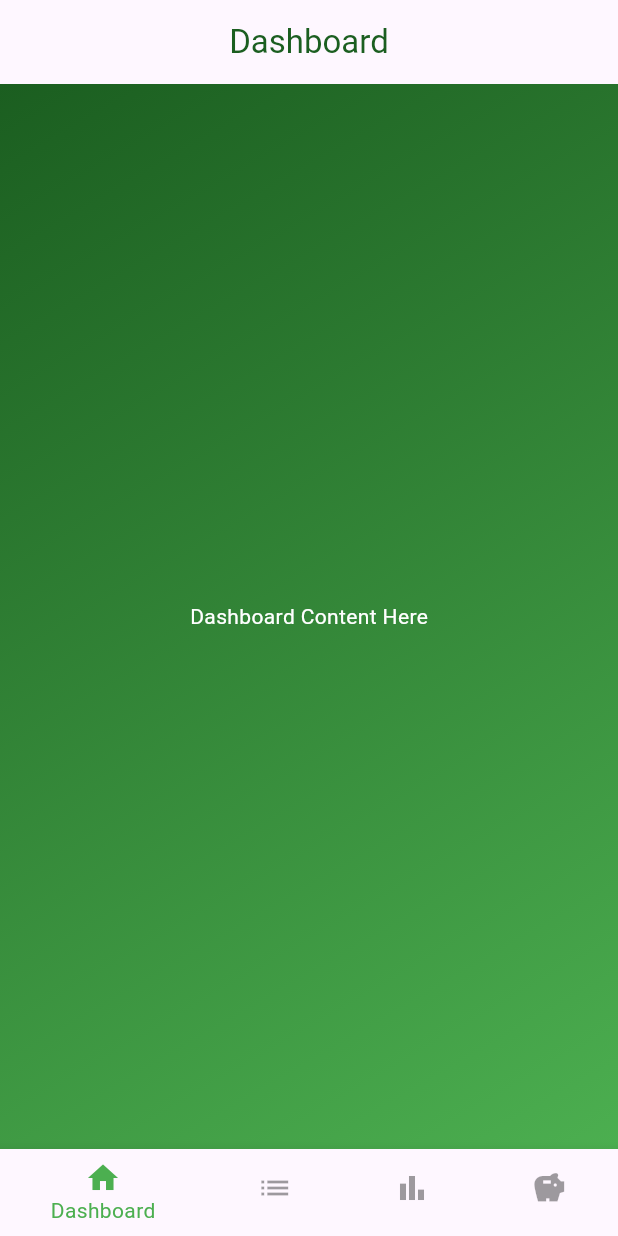
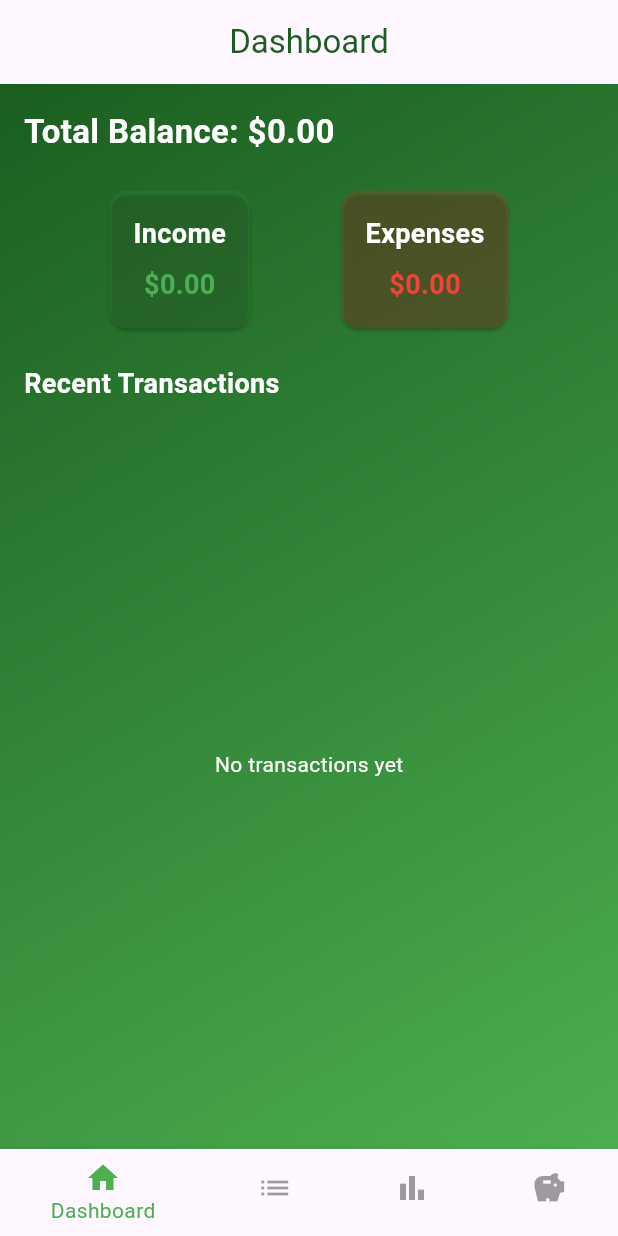
Before and after one commit to larissaa155/personal-finance, a Flutter app: the screen it shows after launch, on a phone screen of 412 x 824 dp. Run offline on Flutter 3.47's test engine with Material 3 defaults, Android fonts, the phone set to English and light mode, and no system bars; our stand-ins replace sqflite; accounts and stored records are empty.

Commit message:
added basic/temporary dashboard design and transaction functionality

```diff
--- a/lib/dashboard_screen.dart
+++ b/lib/dashboard_screen.dart
@@ -1,5 +1,6 @@
 import 'package:flutter/material.dart';
 import 'gradient_background.dart';
+import 'database_helper.dart';
 import 'transaction.dart';
 
 class DashboardScreen extends StatefulWidget {
@@ -11,27 +12,104 @@ class DashboardScreen extends StatefulWidget {
 
 class _DashboardScreenState extends State<DashboardScreen> {
   int _selectedIndex = 0;
+  double totalIncome = 0;
+  double totalExpenses = 0;
+  List<Transaction> recentTransactions = [];
+
+  @override
+  void initState() {
+    super.initState();
+    _loadDashboardData();
+  }
+
+  Future<void> _loadDashboardData() async {
+    final transactions = await DatabaseHelper().getTransactions();
+    double income = 0;
+    double expenses = 0;
+
+    for (var transaction in transactions) {
+      if (transaction.type == "Income") {
+        income += transaction.amount;
+      } else {
+        expenses += transaction.amount;
+      }
+    }
+
+    setState(() {
+      totalIncome = income;
+      totalExpenses = expenses;
+      recentTransactions = transactions.take(3).toList();
+    });
+  }
 
   @override
   Widget build(BuildContext context) {
     return Scaffold(
       appBar: AppBar(title: Text('Dashboard', style: TextStyle(color: Colors.green[900])), centerTitle: true),
       body: GradientBackground(
-        child: const Center(child: Text('Dashboard Content Here', style: TextStyle(color: Colors.white))),
+        child: Padding(
+          padding: const EdgeInsets.all(16.0),
+          child: Column(
+            crossAxisAlignment: CrossAxisAlignment.start,
+            children: [
+              Text(
+                'Total Balance: \$${(totalIncome - totalExpenses).toStringAsFixed(2)}',
+                style: const TextStyle(fontSize: 22, fontWeight: FontWeight.bold, color: Colors.white),
+              ),
+              const SizedBox(height: 20),
+
+              // Summary Cards for Income & Expenses
+              Row(
+                mainAxisAlignment: MainAxisAlignment.spaceEvenly,
+                children: [
+                  _summaryCard('Income', '\$${totalIncome.toStringAsFixed(2)}', Colors.green),
+                  _summaryCard('Expenses', '\$${totalExpenses.toStringAsFixed(2)}', Colors.red),
+                ],
+              ),
+              const SizedBox(height: 20),
+
+              // Recent Transactions
+              const Text('Recent Transactions', style: TextStyle(fontSize: 18, fontWeight: FontWeight.bold, color: Colors.white)),
+              Expanded(
+                child: recentTransactions.isEmpty
+                    ? const Center(child: Text('No transactions yet', style: TextStyle(color: Colors.white)))
+                    : ListView.builder(
+                  itemCount: recentTransactions.length,
+                  itemBuilder: (context, index) {
+                    final transaction = recentTransactions[index];
+                    return ListTile(
+                      leading: Icon(
+                        transaction.type == "Income" ? Icons.arrow_downward : Icons.arrow_upward,
+                        color: transaction.type == "Income" ? Colors.green : Colors.red,
+                      ),
+                      title: Text(transaction.title, style: const TextStyle(color: Colors.white)),
+                      subtitle: Text(transaction.category, style: const TextStyle(color: Colors.white70)),
+                      trailing: Text(
+                        '${transaction.type == "Income" ? "+" : "-"}\$${transaction.amount.toStringAsFixed(2)}',
+                        style: TextStyle(
+                          color: transaction.type == "Income" ? Colors.green : Colors.red,
+                          fontWeight: FontWeight.bold,
+                        ),
+                      ),
+                    );
+                  },
+                ),
+              ),
+            ],
+          ),
+        ),
       ),
       bottomNavigationBar: _buildBottomNavBar(context, _selectedIndex),
     );
   }
-
-
   Widget _summaryCard(String title, String amount, Color color) {
     return Card(
-      color: color.withOpacity(0.1),
+      color: color.withOpacity(0.2),
       child: Padding(
         padding: const EdgeInsets.all(16.0),
         child: Column(
           children: [
-            Text(title, style: TextStyle(fontSize: 18, fontWeight: FontWeight.bold)),
+            Text(title, style: const TextStyle(fontSize: 18, fontWeight: FontWeight.bold, color: Colors.white)),
             const SizedBox(height: 8),
             Text(amount, style: TextStyle(fontSize: 18, color: color, fontWeight: FontWeight.bold)),
           ],
@@ -39,13 +117,11 @@ class _DashboardScreenState extends State<DashboardScreen> {
       ),
     );
   }
-}
-
   Widget _buildBottomNavBar(BuildContext context, int currentIndex) {
     return BottomNavigationBar(
-    backgroundColor: Colors.blueGrey[900], // Dark background
-    selectedItemColor: Colors.green, // Green color for selected tab
-    unselectedItemColor: Colors.black38, // White for unselected tabs
+      backgroundColor: Colors.blueGrey[900],
+      selectedItemColor: Colors.green,
+      unselectedItemColor: Colors.black38,
       currentIndex: currentIndex,
       onTap: (index) {
         if (index != currentIndex) {
@@ -85,3 +161,4 @@ Widget _buildBottomNavBar(BuildContext context, int currentIndex) {
       ],
     );
   }
+}
--- a/lib/gradient_background.dart
+++ b/lib/gradient_background.dart
@@ -15,7 +15,7 @@ class GradientBackground extends StatelessWidget {
           end: Alignment.bottomRight,
         ),
       ),
-      child: child, // This allows us to insert any screen's content inside the gradient
+      child: child,
     );
   }
 }
--- a/lib/reports_screen.dart
+++ b/lib/reports_screen.dart
@@ -25,9 +25,9 @@ class _ReportsScreenState extends State<ReportsScreen> {
 
 Widget _buildBottomNavBar(BuildContext context, int currentIndex) {
   return BottomNavigationBar(
-    backgroundColor: Colors.blueGrey[900], // Dark background
-    selectedItemColor: Colors.green, // Green color for selected tab
-    unselectedItemColor: Colors.black38, // White for unselected tabs
+    backgroundColor: Colors.blueGrey[900],
+    selectedItemColor: Colors.green,
+    unselectedItemColor: Colors.black38,
     currentIndex: currentIndex,
     onTap: (index) {
       if (index != currentIndex) {
--- a/lib/savings_screen.dart
+++ b/lib/savings_screen.dart
@@ -25,9 +25,9 @@ class _SavingsScreenState extends State<SavingsScreen> {
 
 Widget _buildBottomNavBar(BuildContext context, int currentIndex) {
   return BottomNavigationBar(
-    backgroundColor: Colors.blueGrey[900], // Dark background
-    selectedItemColor: Colors.green, // Green color for selected tab
-    unselectedItemColor: Colors.black38, // White for unselected tabs
+    backgroundColor: Colors.blueGrey[900],
+    selectedItemColor: Colors.green,
+    unselectedItemColor: Colors.black38,
     currentIndex: currentIndex,
     onTap: (index) {
       if (index != currentIndex) {
--- a/lib/transactions_screen.dart
+++ b/lib/transactions_screen.dart
@@ -1,6 +1,8 @@
 import 'package:flutter/material.dart';
 import 'gradient_background.dart';
+import 'database_helper.dart';
 import 'transaction.dart';
+import 'add_transaction_screen.dart';
 
 class TransactionsScreen extends StatefulWidget {
   const TransactionsScreen({super.key});
@@ -11,24 +13,76 @@ class TransactionsScreen extends StatefulWidget {
 
 class _TransactionsScreenState extends State<TransactionsScreen> {
   int _selectedIndex = 1;
+  List<Transaction> _transactions = [];
+
+  @override
+  void initState() {
+    super.initState();
+    _loadTransactions();
+  }
+
+  Future<void> _loadTransactions() async {
+    final transactions = await DatabaseHelper().getTransactions();
+    setState(() {
+      _transactions = transactions;
+    });
+  }
 
   @override
   Widget build(BuildContext context) {
     return Scaffold(
       appBar: AppBar(title: Text('Transactions', style: TextStyle(color: Colors.green[900])), centerTitle: true),
       body: GradientBackground(
-        child: const Center(child: Text('Transactions List Here', style: TextStyle(color: Colors.white))),
+        child: Padding(
+          padding: const EdgeInsets.all(16.0),
+          child: _transactions.isEmpty
+              ? const Center(child: Text('No transactions available.', style: TextStyle(color: Colors.white)))
+              : ListView.builder(
+            itemCount: _transactions.length,
+            itemBuilder: (context, index) {
+              final transaction = _transactions[index];
+              return Card(
+                color: Colors.green.shade900,
+                margin: const EdgeInsets.symmetric(vertical: 8),
+                child: ListTile(
+                  leading: Icon(
+                    transaction.type == "Income" ? Icons.arrow_downward : Icons.arrow_upward,
+                    color: transaction.type == "Income" ? Colors.greenAccent : Colors.redAccent,
+                  ),
+                  title: Text(transaction.title, style: const TextStyle(color: Colors.white, fontWeight: FontWeight.bold)),
+                  subtitle: Text(transaction.category, style: const TextStyle(color: Colors.white70)),
+                  trailing: Text(
+                    '${transaction.type == "Income" ? "+" : "-"}\$${transaction.amount.toStringAsFixed(2)}',
+                    style: TextStyle(
+                      color: transaction.type == "Income" ? Colors.greenAccent : Colors.redAccent,
+                      fontWeight: FontWeight.bold,
+                    ),
+                  ),
+                ),
+              );
+            },
+          ),
+        ),
+      ),
+      floatingActionButton: FloatingActionButton(
+        backgroundColor: Colors.white,
+        child: const Icon(Icons.add),
+        onPressed: () async {
+          final result = await Navigator.push(
+            context,
+            MaterialPageRoute(builder: (context) => const AddTransactionScreen()),
+          );
+          if (result == true) _loadTransactions();
+        },
       ),
       bottomNavigationBar: _buildBottomNavBar(context, _selectedIndex),
     );
   }
-}
-
   Widget _buildBottomNavBar(BuildContext context, int currentIndex) {
     return BottomNavigationBar(
-    backgroundColor: Colors.blueGrey[900], // Dark background
-    selectedItemColor: Colors.green, // Green color for selected tab
-    unselectedItemColor: Colors.black38, // White for unselected tabs
+      backgroundColor: Colors.blueGrey[900],
+      selectedItemColor: Colors.green,
+      unselectedItemColor: Colors.black38,
       currentIndex: currentIndex,
       onTap: (index) {
         if (index != currentIndex) {
@@ -68,3 +122,4 @@ Widget _buildBottomNavBar(BuildContext context, int currentIndex) {
       ],
     );
   }
+}
```
Also changed, not shown: lib/add_transaction_screen.dart (added, +86 -0 lines). Lines whose indentation alone changed are shown as unchanged.
